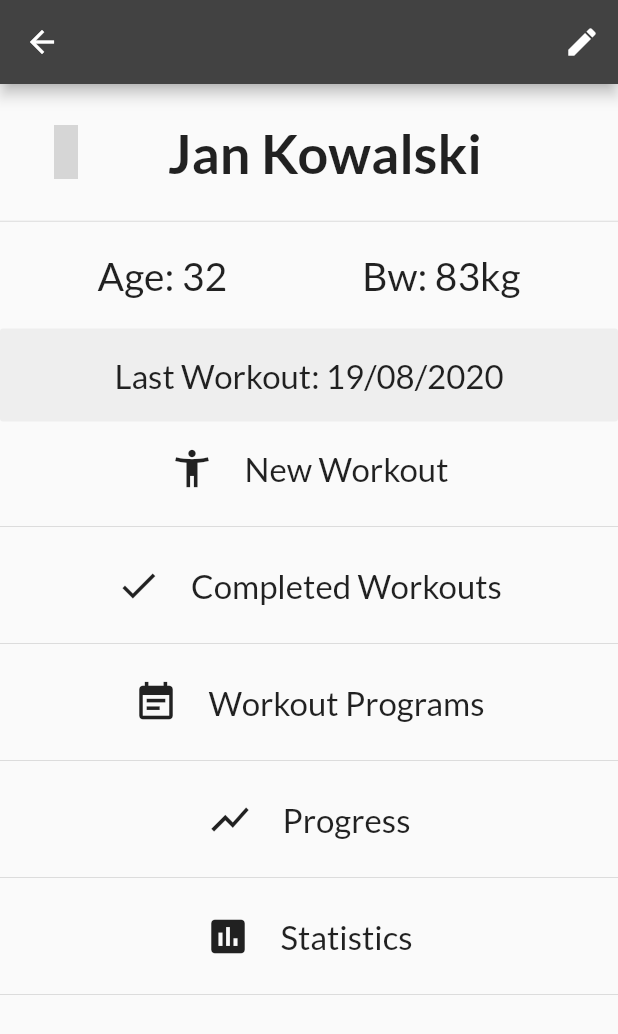
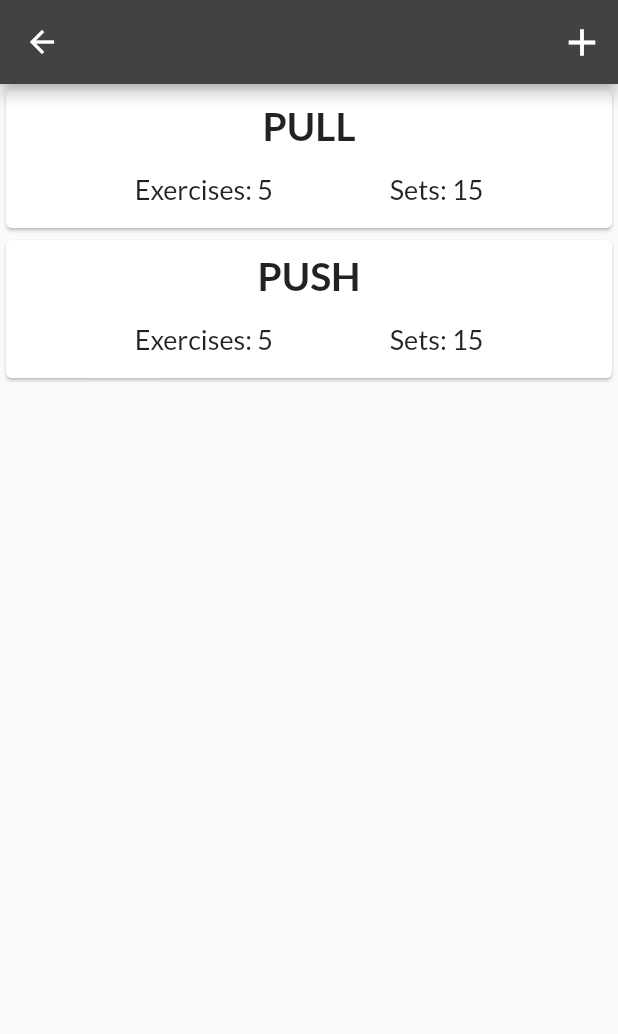
Before and after one commit to FirentisTFW/Training-app, a Flutter app: the ClientProfileScreen screen opened by its route, after a tap on "Workout Programs", on a phone screen of 412 x 824 dp. Shown: the top 1034 px of the screen. Run offline on Flutter 3.47's test engine with Material 2 defaults, Android fonts, the phone set to English and light mode, and no system bars; our stand-ins replace material_design_icons_flutter; grey boxes are pictures that could not be loaded.

Commit message:
Added workout programs and exercises fundamentals

```diff
--- a/lib/main.dart
+++ b/lib/main.dart
@@ -1,11 +1,14 @@
 import 'package:flutter/material.dart';
 import 'package:provider/provider.dart';
+import 'package:training_app/screens/program_exercises_screen.dart';
 
 import './providers/clients.dart';
+import './providers/workout_programs.dart';
 import './screens/add_client_screen.dart';
 import './screens/client_profile_screen.dart';
 import './screens/clients_screen.dart';
 import './screens/statistics_screen.dart';
+import './screens/workout_programs_screen.dart';
 
 void main() {
   runApp(MyApp());
@@ -19,6 +22,9 @@ class MyApp extends StatelessWidget {
       providers: [
         ChangeNotifierProvider(
           create: (_) => Clients(),
+        ),
+        ChangeNotifierProvider(
+          create: (_) => WorkoutPrograms(),
         ),
       ],
       child: MaterialApp(
@@ -36,6 +42,8 @@ class MyApp extends StatelessWidget {
           StatisticsScreen.routeName: (ctx) => StatisticsScreen(),
           AddClientScreen.routeName: (ctx) => AddClientScreen(),
           ClientProfileScreen.routeName: (ctx) => ClientProfileScreen(),
+          WorkoutProgramsScreen.routeName: (ctx) => WorkoutProgramsScreen(),
+          ProgramExercisesScreen.routeName: (ctx) => ProgramExercisesScreen(),
         },
       ),
     );
--- /dev/null
+++ b/lib/models/exercise.dart
@@ -0,0 +1,24 @@
+import 'package:flutter/foundation.dart';
+
+enum ExerciseType {
+  ForRepetitions,
+  ForTime,
+}
+
+class Exercise {
+  final String id;
+  final String name;
+  final ExerciseType exerciseType;
+  final int sets;
+  final int repsMin; // or duration
+  final int repsMax; // or duration
+
+  Exercise({
+    @required this.id,
+    @required this.name,
+    @required this.exerciseType,
+    @required this.sets,
+    @required this.repsMin,
+    @required this.repsMax,
+  });
+}
--- /dev/null
+++ b/lib/models/workout_program.dart
@@ -0,0 +1,15 @@
+import 'package:flutter/foundation.dart';
+
+import './exercise.dart';
+
+class WorkoutProgram {
+  final List<Exercise> exercises;
+  final String clientId;
+  final String name;
+
+  WorkoutProgram({
+    @required this.exercises,
+    @required this.clientId,
+    @required this.name,
+  });
+}
--- /dev/null
+++ b/lib/providers/workout_programs.dart
@@ -0,0 +1,56 @@
+import 'package:flutter/material.dart';
+
+import '../models/workout_program.dart';
+import '../models/exercise.dart';
+
+class WorkoutPrograms with ChangeNotifier {
+  List<WorkoutProgram> _workoutPrograms = [
+    WorkoutProgram(
+      clientId: '0',
+      name: 'PULL',
+      exercises: [
+        Exercise(
+          id: '1',
+          name: 'Muscle ups',
+          exerciseType: ExerciseType.ForRepetitions,
+          sets: 4,
+          repsMin: 4,
+          repsMax: 7,
+        ),
+        Exercise(
+          id: '1',
+          name: 'Pull ups',
+          exerciseType: ExerciseType.ForRepetitions,
+          sets: 4,
+          repsMin: 8,
+          repsMax: 12,
+        ),
+      ],
+    ),
+    WorkoutProgram(
+      clientId: '0',
+      name: 'PUSH',
+      exercises: [
+        Exercise(
+          id: '2',
+          name: 'Muscle ups',
+          exerciseType: ExerciseType.ForRepetitions,
+          sets: 4,
+          repsMin: 4,
+          repsMax: 7,
+        ),
+      ],
+    ),
+  ];
+
+  List<WorkoutProgram> findByClientId(String clientId) {
+    return _workoutPrograms
+        .where((program) => program.clientId == clientId)
+        .toList();
+  }
+
+  WorkoutProgram findByProgramName(String programName) {
+    return _workoutPrograms
+        .firstWhere((program) => program.name == programName);
+  }
+}
--- a/lib/screens/client_profile_screen.dart
+++ b/lib/screens/client_profile_screen.dart
@@ -1,5 +1,6 @@
 import 'package:flutter/material.dart';
 import 'package:material_design_icons_flutter/material_design_icons_flutter.dart';
+import 'package:training_app/screens/workout_programs_screen.dart';
 
 import '../widgets/client_profile_list_item.dart';
 
@@ -89,7 +90,9 @@ class ClientProfileScreen extends StatelessWidget {
             Divider(),
             ClientProfileListItem('Completed Workouts', Icons.done, () {}),
             Divider(),
-            ClientProfileListItem('Workout Programs', Icons.event_note, () {}),
+            ClientProfileListItem('Workout Programs', Icons.event_note, () {
+              Navigator.of(context).pushNamed(WorkoutProgramsScreen.routeName);
+            }),
             Divider(),
             ClientProfileListItem('Progress', Icons.show_chart, () {}),
             Divider(),
--- /dev/null
+++ b/lib/screens/program_exercises_screen.dart
@@ -0,0 +1,33 @@
+import 'package:flutter/material.dart';
+import 'package:provider/provider.dart';
+
+import '../providers/workout_programs.dart';
+
+class ProgramExercisesScreen extends StatelessWidget {
+  static const routeName = '/program-exercises';
+
+  @override
+  Widget build(BuildContext context) {
+    final workoutProgramsData = Provider.of<WorkoutPrograms>(context);
+    final workoutProgram = workoutProgramsData.findByProgramName('PULL');
+    final exercises = workoutProgram.exercises;
+    return Scaffold(
+      appBar: AppBar(
+        actions: [
+          IconButton(
+            icon: Icon(Icons.edit),
+            onPressed: () {},
+          ),
+        ],
+      ),
+      body: ListView.builder(
+        itemCount: exercises.length,
+        itemBuilder: (ctx, index) {
+          return Container(
+            child: Text("lalala"),
+          );
+        },
+      ),
+    );
+  }
+}
--- /dev/null
+++ b/lib/screens/workout_programs_screen.dart
@@ -0,0 +1,38 @@
+import 'package:flutter/material.dart';
+import 'package:provider/provider.dart';
+
+import '../providers/workout_programs.dart';
+import '../widgets/workout_program_item.dart';
+
+class WorkoutProgramsScreen extends StatelessWidget {
+  static const routeName = '/workout-programs';
+
+  @override
+  Widget build(BuildContext context) {
+    final workoutProgramsData = Provider.of<WorkoutPrograms>(context);
+    final workoutPrograms = workoutProgramsData.findByClientId('0');
+    return Scaffold(
+      appBar: AppBar(
+        actions: [
+          IconButton(
+            icon: Icon(
+              Icons.add,
+              size: 30,
+            ),
+            onPressed: () {},
+          )
+        ],
+      ),
+      body: ListView.builder(
+        itemCount: workoutPrograms.length,
+        itemBuilder: (ctx, index) {
+          return WorkoutProgramItem(
+            name: workoutPrograms[index].name,
+            exercisesNumber: 5,
+            setsNumber: 15,
+          );
+        },
+      ),
+    );
+  }
+}
--- a/lib/widgets/client_item.dart
+++ b/lib/widgets/client_item.dart
@@ -33,14 +33,14 @@ class ClientItem extends StatelessWidget {
                   size: 30,
                 ),
               ),
-              Container(
-                width: 290,
-                padding: EdgeInsets.only(right: 20),
-                child: Text(
-                  '$firstName $lastName',
-                  textAlign: TextAlign.center,
-                  style: TextStyle(
-                    fontSize: 20,
+              Expanded(
+                child: Center(
+                  child: Text(
+                    '$firstName $lastName',
+                    textAlign: TextAlign.center,
+                    style: TextStyle(
+                      fontSize: 20,
+                    ),
                   ),
                 ),
               ),
--- a/lib/widgets/client_profile_list_item.dart
+++ b/lib/widgets/client_profile_list_item.dart
@@ -13,17 +13,22 @@ class ClientProfileListItem extends StatelessWidget {
       child: Padding(
         padding: const EdgeInsets.all(16),
         child: Row(
-          mainAxisAlignment: MainAxisAlignment.center,
+          mainAxisAlignment: MainAxisAlignment.start,
           children: [
+            SizedBox(width: 10),
             Icon(
               icon,
               size: 30,
             ),
-            SizedBox(width: 20),
-            Text(
-              title,
-              style: TextStyle(
-                fontSize: 22,
+            SizedBox(width: 30),
+            Expanded(
+              child: Center(
+                child: Text(
+                  title,
+                  style: TextStyle(
+                    fontSize: 22,
+                  ),
+                ),
               ),
             ),
           ],
--- /dev/null
+++ b/lib/widgets/workout_program_item.dart
@@ -0,0 +1,60 @@
+import 'package:flutter/material.dart';
+import 'package:training_app/screens/program_exercises_screen.dart';
+
+class WorkoutProgramItem extends StatelessWidget {
+  final String name;
+  final int exercisesNumber;
+  final int setsNumber;
+
+  WorkoutProgramItem({
+    this.name,
+    this.exercisesNumber,
+    this.setsNumber,
+  });
+
+  @override
+  Widget build(BuildContext context) {
+    return InkWell(
+      onTap: () {
+        Navigator.of(context).pushNamed(ProgramExercisesScreen.routeName);
+      },
+      child: Container(
+        height: 100,
+        child: Card(
+          child: Column(
+            children: [
+              Center(
+                child: Padding(
+                  padding: const EdgeInsets.all(8.0),
+                  child: Text(
+                    name,
+                    style: TextStyle(
+                      fontSize: 26,
+                      fontWeight: FontWeight.bold,
+                    ),
+                  ),
+                ),
+              ),
+              Padding(
+                padding: const EdgeInsets.all(8.0),
+                child: Row(
+                  mainAxisAlignment: MainAxisAlignment.spaceEvenly,
+                  children: [
+                    Text(
+                      'Exercises: ${exercisesNumber.toString()}',
+                      style: TextStyle(fontSize: 18),
+                    ),
+                    Text(
+                      'Sets: ${setsNumber.toString()}',
+                      style: TextStyle(fontSize: 18),
+                    )
+                  ],
+                ),
+              )
+            ],
+          ),
+        ),
+      ),
+    );
+  }
+}
```
